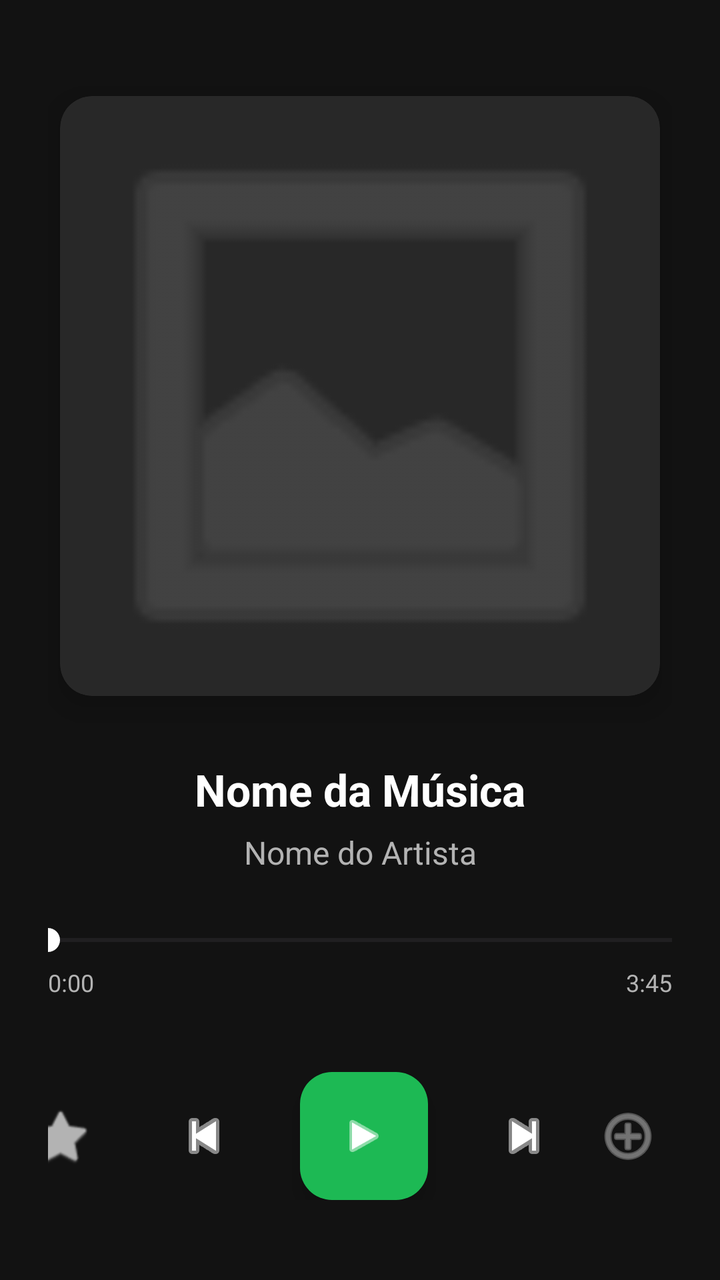
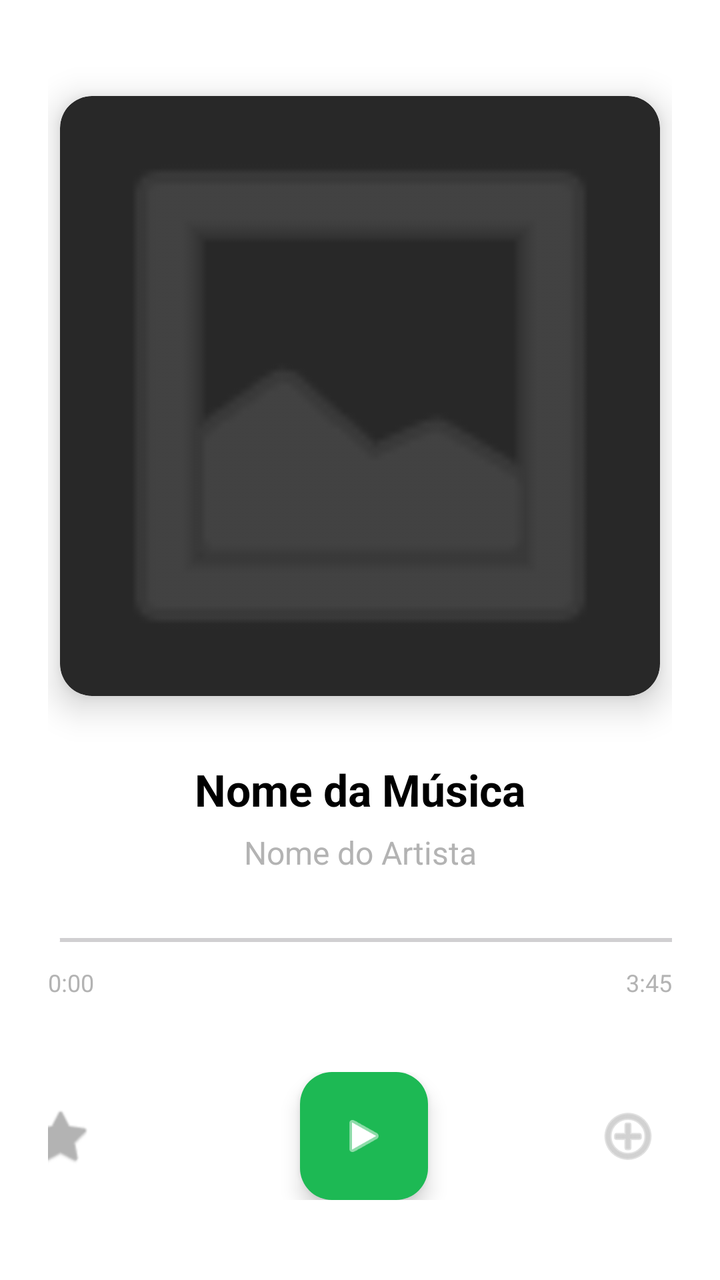

The first picture is an Android layout as it rendered before a commit; the second is the same layout after the commit. The layout source and the unified diff follow.
<!-- AndroidManifest.xml: application theme Theme.DSSMV_ProjectDroid_1230628_1222027 -->
<!-- res/layout/activity_music_player.xml -->
<?xml version="1.0" encoding="utf-8"?>
<LinearLayout xmlns:android="http://schemas.android.com/apk/res/android"
              xmlns:app="http://schemas.android.com/apk/res-auto"
              android:id="@+id/main_player"
              android:layout_width="match_parent"
              android:layout_height="match_parent"
              android:background="#121212"
              android:gravity="center_horizontal"
              android:orientation="vertical"
              android:padding="24dp">

    <androidx.cardview.widget.CardView
            android:layout_width="300dp"
            android:layout_height="300dp"
            android:layout_marginTop="24dp"
            app:cardCornerRadius="16dp"
            app:cardElevation="10dp"
            app:cardBackgroundColor="#282828">

        <ImageView
                android:id="@+id/imgAlbumCover"
                android:layout_width="match_parent"
                android:layout_height="match_parent"
                android:contentDescription="Capa do Álbum"
                android:scaleType="centerCrop"
                android:src="@android:drawable/ic_menu_gallery"
                app:tint="#535353" />
    </androidx.cardview.widget.CardView>

    <TextView
            android:id="@+id/txtSongTitle"
            android:layout_width="match_parent"
            android:layout_height="wrap_content"
            android:layout_marginTop="32dp"
            android:ellipsize="end"
            android:maxLines="1"
            android:text="Nome da Música"
            android:textAlignment="center"
            android:textColor="#FFFFFF"
            android:textSize="22sp"
            android:textStyle="bold" />

    <TextView
            android:id="@+id/txtArtistName"
            android:layout_width="match_parent"
            android:layout_height="wrap_content"
            android:layout_marginTop="6dp"
            android:ellipsize="end"
            android:maxLines="1"
            android:text="Nome do Artista"
            android:textAlignment="center"
            android:textColor="#B3B3B3"
            android:textSize="16sp" />

    <LinearLayout
            android:layout_width="match_parent"
            android:layout_height="wrap_content"
            android:layout_marginTop="24dp"
            android:orientation="vertical">

        <SeekBar
                android:id="@+id/seekBar"
                android:layout_width="match_parent"
                android:layout_height="wrap_content"
                android:paddingStart="0dp"
                android:paddingEnd="0dp"
                android:progressTint="#1DB954"
                android:thumbTint="#FFFFFF" />

        <RelativeLayout
                android:layout_width="match_parent"
                android:layout_height="wrap_content"
                android:layout_marginTop="4dp">

            <TextView
                    android:id="@+id/txtCurrentTime"
                    android:layout_width="wrap_content"
                    android:layout_height="wrap_content"
                    android:layout_alignParentStart="true"
                    android:text="0:00"
                    android:textColor="#B3B3B3"
                    android:textSize="12sp" />

            <TextView
                    android:id="@+id/txtTotalTime"
                    android:layout_width="wrap_content"
                    android:layout_height="wrap_content"
                    android:layout_alignParentEnd="true"
                    android:text="3:45"
                    android:textColor="#B3B3B3"
                    android:textSize="12sp" />
        </RelativeLayout>
    </LinearLayout>

    <View
            android:layout_width="match_parent"
            android:layout_height="0dp"
            android:layout_weight="1" />

    <LinearLayout
            android:layout_width="match_parent"
            android:layout_height="wrap_content"
            android:layout_marginBottom="16dp"
            android:gravity="center"
            android:orientation="horizontal">

        <ImageButton
                android:id="@+id/btnFavorite"
                android:layout_width="48dp"
                android:layout_height="48dp"
                android:background="?attr/selectableItemBackgroundBorderless"
                android:contentDescription="Favorito"
                android:src="@android:drawable/btn_star"
                app:tint="#B3B3B3" />

        <ImageButton
                android:id="@+id/btnPrevious"
                android:layout_width="56dp"
                android:layout_height="56dp"
                android:layout_marginStart="20dp"
                android:background="?attr/selectableItemBackgroundBorderless"
                android:contentDescription="Anterior"
                android:src="@android:drawable/ic_media_previous"
                app:tint="#FFFFFF" />

        <com.google.android.material.floatingactionbutton.FloatingActionButton
                android:id="@+id/btnPlayPause"
                android:layout_width="wrap_content"
                android:layout_height="wrap_content"
                android:layout_marginStart="20dp"
                android:contentDescription="Play/Pause"
                android:src="@android:drawable/ic_media_play"
                app:backgroundTint="#1DB954"
                app:fabCustomSize="64dp"
                app:tint="#FFFFFF" />

        <ImageButton
                android:id="@+id/btnNext"
                android:layout_width="56dp"
                android:layout_height="56dp"
                android:layout_marginStart="20dp"
                android:background="?attr/selectableItemBackgroundBorderless"
                android:contentDescription="Seguinte"
                android:src="@android:drawable/ic_media_next"
                app:tint="#FFFFFF" />

        <ImageButton
                android:id="@+id/btnAddToPlaylist"
                android:layout_width="48dp"
                android:layout_height="48dp"
                android:layout_marginEnd="16dp"
                android:background="?attr/selectableItemBackgroundBorderless"
                android:contentDescription="Adicionar à Playlist"
                android:src="@android:drawable/ic_menu_add"
                app:tint="#B3B3B3" />

    </LinearLayout>

</LinearLayout>
<!-- resources referenced by this layout -->
<resources>
  <style name="Theme.DSSMV_ProjectDroid_1230628_1222027" parent="Base.Theme.DSSMV_ProjectDroid_1230628_1222027" />
  <style name="Base.Theme.DSSMV_ProjectDroid_1230628_1222027" parent="Theme.Material3.DayNight.NoActionBar">
          
          
      </style>
</resources>

<!-- the commit's change to res/layout/activity_music_player.xml (unified diff, before → after) -->
@@ -4,7 +4,7 @@
               android:id="@+id/main_player"
               android:layout_width="match_parent"
               android:layout_height="match_parent"
-              android:background="#121212"
+              android:background="@color/background_color"
               android:gravity="center_horizontal"
               android:orientation="vertical"
               android:padding="24dp">
@@ -36,7 +36,7 @@
             android:maxLines="1"
             android:text="Nome da Música"
             android:textAlignment="center"
-            android:textColor="#FFFFFF"
+            android:textColor="@color/text_color"
             android:textSize="22sp"
             android:textStyle="bold" />
 
<!-- resource entries referenced after the edit -->
@@ -1,5 +1,7 @@
 <!-- resources referenced by this layout -->
 <resources>
+  <color name="background_color">#FFFFFF</color>
+  <color name="text_color">#000000</color>
   <style name="Theme.DSSMV_ProjectDroid_1230628_1222027" parent="Base.Theme.DSSMV_ProjectDroid_1230628_1222027" />
   <style name="Base.Theme.DSSMV_ProjectDroid_1230628_1222027" parent="Theme.Material3.DayNight.NoActionBar">
           
